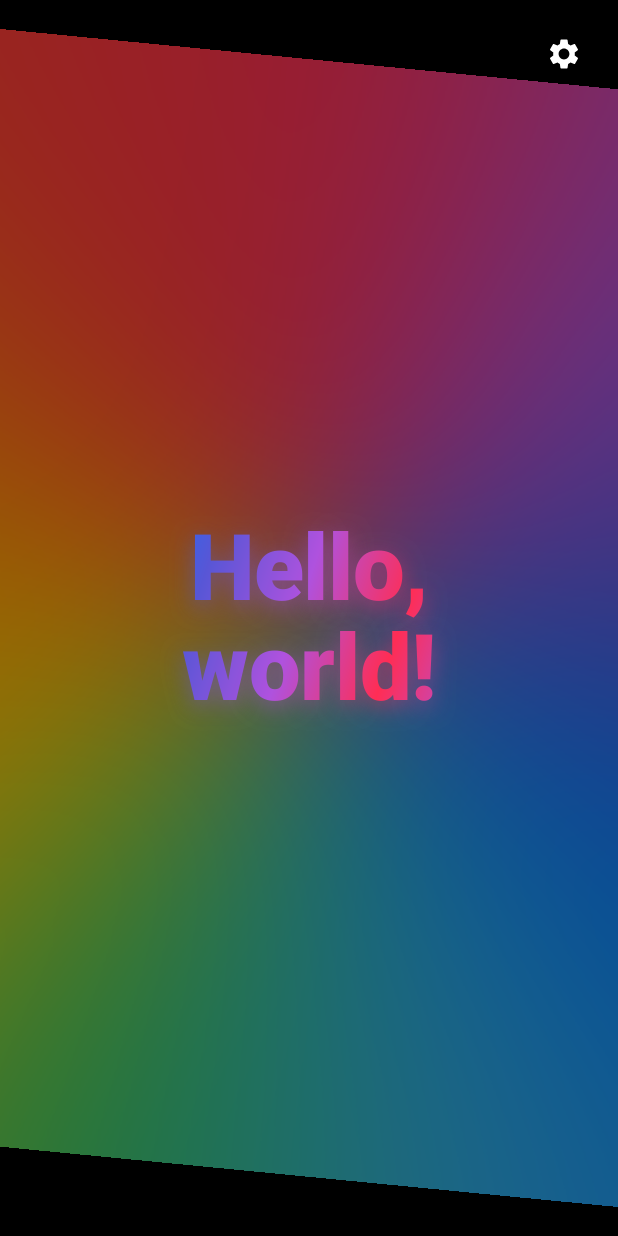
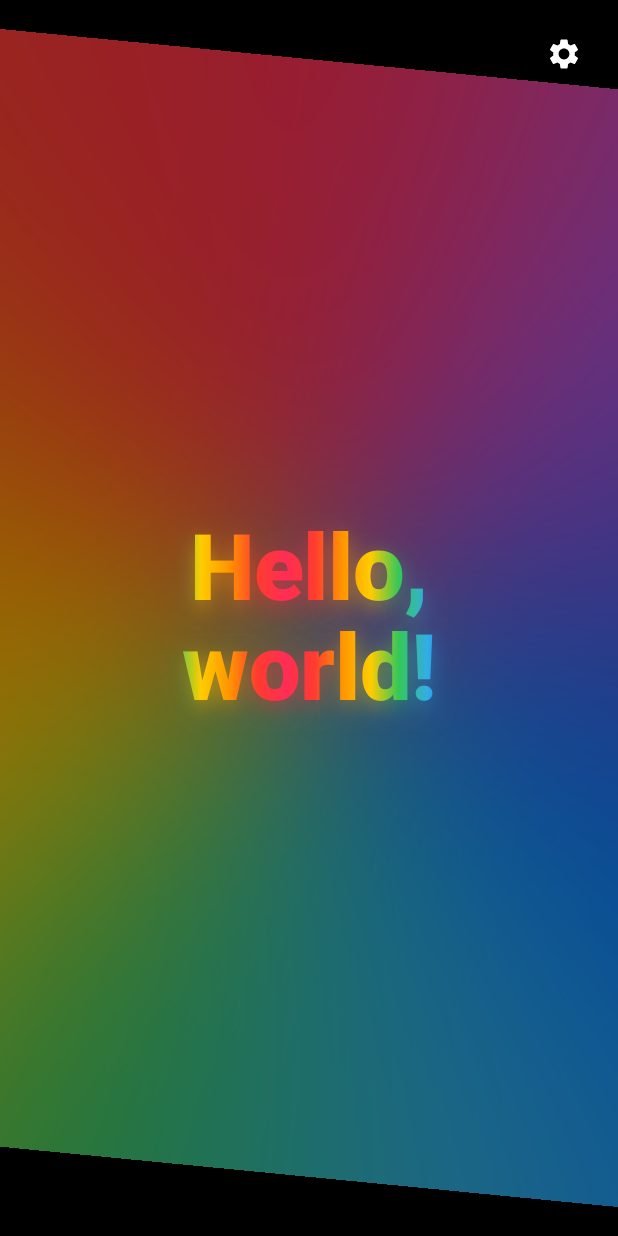
Before and after one commit to Teneeduu/JoAndroid, an Android app built with Jetpack Compose: the screen it shows after launch (MainActivity), on a phone screen of 412 x 824 dp. Run offline under Robolectric (Android 15) with nearby library versions, the phone set to English and light mode, and no system bars.

Commit message:
Size the greeting's rainbow to the text and loop it seamlessly
A fixed 900px gradient showed only a sliver of the rainbow on phone-width
text, and sliding one width with mirror tiling jumped at the loop point.

Co-Authored-By: Claude Opus 5.5 <noreply@anthropic.com>

```diff
--- a/app/src/main/java/com/teneeduu/jo/ui/JoApp.kt
+++ b/app/src/main/java/com/teneeduu/jo/ui/JoApp.kt
@@ -41,8 +41,12 @@ import androidx.compose.ui.Alignment
 import androidx.compose.ui.Modifier
 import androidx.compose.ui.draw.blur
 import androidx.compose.ui.geometry.Offset
+import androidx.compose.ui.geometry.Size
 import androidx.compose.ui.graphics.Brush
 import androidx.compose.ui.graphics.Color
+import androidx.compose.ui.graphics.LinearGradientShader
+import androidx.compose.ui.graphics.Shader
+import androidx.compose.ui.graphics.ShaderBrush
 import androidx.compose.ui.graphics.Shadow
 import androidx.compose.ui.graphics.TileMode
 import androidx.compose.ui.graphics.graphicsLayer
@@ -161,12 +165,7 @@ private fun Greeting(modifier: Modifier) {
             scaleY = scale
         },
         style = TextStyle(
-            brush = Brush.linearGradient(
-                colors = Rainbow,
-                start = Offset(shift * 900f, 0f),
-                end = Offset(shift * 900f + 900f, 300f),
-                tileMode = TileMode.Mirror,
-            ),
+            brush = flowingRainbow(shift),
             fontSize = 64.sp,
             lineHeight = 70.sp,
             fontWeight = FontWeight.Black,
@@ -174,6 +173,23 @@ private fun Greeting(modifier: Modifier) {
             shadow = Shadow(Color.Black.copy(alpha = 0.5f), Offset(0f, 6f), 18f),
         ),
     )
+}
+
+/**
+ * A rainbow exactly as wide as the text, like SwiftUI's leading-to-trailing
+ * gradient. It slides two widths per cycle: with mirror tiling that is one
+ * full period, so the loop restarts without a visible jump.
+ */
+private fun flowingRainbow(shift: Float): Brush = object : ShaderBrush() {
+    override fun createShader(size: Size): Shader {
+        val start = -2f * size.width * shift
+        return LinearGradientShader(
+            from = Offset(start, 0f),
+            to = Offset(start + size.width, 0f),
+            colors = Rainbow,
+            tileMode = TileMode.Mirror,
+        )
+    }
 }
 
 @Composable
```
